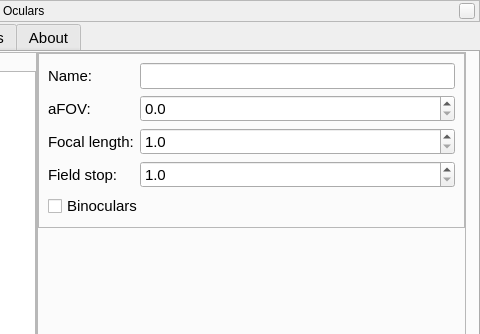
519984307/stellarium_src, file plugins/Oculars/src/gui/ocularDialog.ui: the form before one commit; both pictures show x 407 to 887 and y 0 to 334 of the 887 by 427 pixel window.
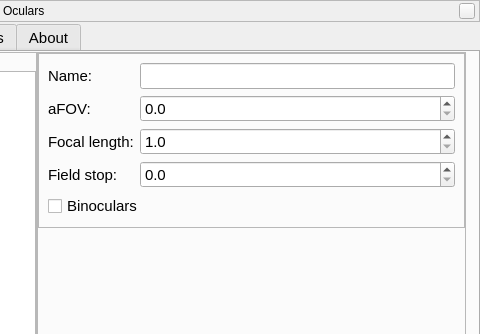
The form after the commit. The open tabs and pages were chosen to show the change. Icons and pictures are not drawn. Custom widgets are drawn as their Qt base class.

Commit message: update default settings for eyepiece's field stop value

```diff
--- a/plugins/Oculars/src/gui/ocularDialog.ui
+++ b/plugins/Oculars/src/gui/ocularDialog.ui
@@ -657,7 +657,7 @@
                    <number>1</number>
                   </property>
                   <property name="minimum">
-                   <double>1.000000000000000</double>
+                   <double>0.000000000000000</double>
                   </property>
                   <property name="maximum">
                    <double>99.000000000000000</double>
@@ -665,6 +665,9 @@
                   <property name="singleStep">
                    <double>0.100000000000000</double>
                   </property>
+                  <property name="value">
+                   <double>0.000000000000000</double>
+                  </property>
                  </widget>
                 </item>
                 <item row="4" column="0" colspan="2">
```
Left out of the diff: 2 changed lines with no effect on the pictures.
